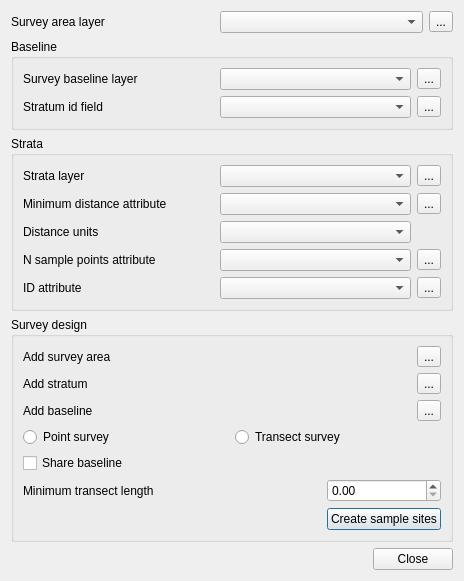
sourcepole/survey_design, file surveyinitdialogbase.ui: the form before one commit.
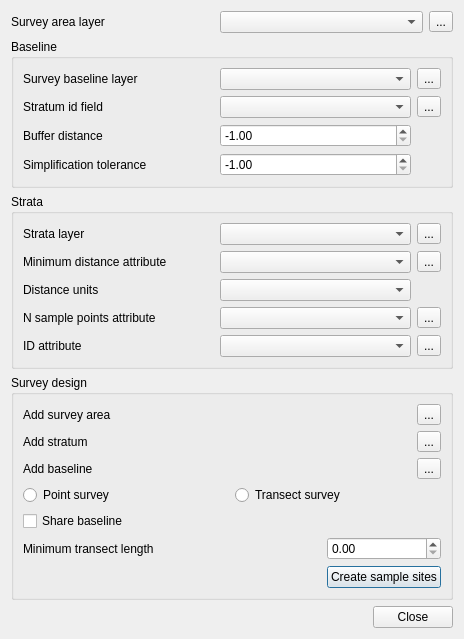
The form after the commit. Icons and pictures are not drawn.

Commit message: Add new baseline buffer parameter and baseline simplification parameter to init dialog

What changed in the file:
```diff
--- a/surveyinitdialogbase.ui
+++ b/surveyinitdialogbase.ui
@@ -48,6 +48,13 @@
       <item row="1" column="1">
        <widget class="QComboBox" name="mStratumIdComboBox"/>
       </item>
+      <item row="0" column="0">
+       <widget class="QLabel" name="mBaselineLayerLabel">
+        <property name="text">
+         <string>Survey baseline layer</string>
+        </property>
+       </widget>
+      </item>
       <item row="0" column="2">
        <widget class="QToolButton" name="mNewBaselineLayerButton">
         <property name="text">
@@ -59,20 +66,40 @@
         </property>
        </widget>
       </item>
-      <item row="1" column="2">
-       <widget class="QToolButton" name="mStratumIdToolButton">
+      <item row="2" column="0">
+       <widget class="QLabel" name="mBaselineBufferDistanceLabel">
         <property name="text">
-         <string>...</string>
-        </property>
-        <property name="icon">
-         <iconset resource="resources.qrc">
-          <normaloff>:/plugins/survey_design/mActionNewAttribute.png</normaloff>:/plugins/survey_design/mActionNewAttribute.png</iconset>
+         <string>Buffer distance</string>
         </property>
        </widget>
       </item>
       <item row="0" column="1">
        <widget class="QComboBox" name="mSurveyBaselineLayerComboBox"/>
       </item>
+      <item row="2" column="1">
+       <widget class="QDoubleSpinBox" name="mBaselineBufferDistanceSpinBox">
+        <property name="minimum">
+         <double>-1.000000000000000</double>
+        </property>
+        <property name="maximum">
+         <double>999999999.000000000000000</double>
+        </property>
+        <property name="value">
+         <double>-1.000000000000000</double>
+        </property>
+       </widget>
+      </item>
+      <item row="1" column="2">
+       <widget class="QToolButton" name="mStratumIdToolButton">
+        <property name="text">
+         <string>...</string>
+        </property>
+        <property name="icon">
+         <iconset resource="resources.qrc">
+          <normaloff>:/plugins/survey_design/mActionNewAttribute.png</normaloff>:/plugins/survey_design/mActionNewAttribute.png</iconset>
+        </property>
+       </widget>
+      </item>
       <item row="1" column="0">
        <widget class="QLabel" name="mStratumIdLabel">
         <property name="text">
@@ -80,120 +107,30 @@
         </property>
        </widget>
       </item>
-      <item row="0" column="0">
-       <widget class="QLabel" name="mBaselineLayerLabel">
-        <property name="text">
-         <string>Survey baseline layer</string>
-        </property>
-       </widget>
-      </item>
-     </layout>
-    </widget>
-   </item>
-   <item row="2" column="0">
-    <widget class="QGroupBox" name="mStrataGroupBox">
-     <property name="title">
-      <string>Strata</string>
-     </property>
-     <layout class="QGridLayout" name="gridLayout">
-      <item row="4" column="1">
-       <widget class="QComboBox" name="mStrataIdAttributeComboBox"/>
-      </item>
-      <item row="4" column="0">
-       <widget class="QLabel" name="mStrataIdAttributeLabel">
-        <property name="text">
-         <string>ID attribute</string>
-        </property>
-       </widget>
-      </item>
-      <item row="3" column="1">
-       <widget class="QComboBox" name="mNSamplePointsComboBox"/>
-      </item>
-      <item row="1" column="0">
-       <widget class="QLabel" name="mMinDistanceLabel">
-        <property name="text">
-         <string>Minimum distance attribute</string>
-        </property>
-       </widget>
-      </item>
-      <item row="0" column="1">
-       <widget class="QComboBox" name="mStrataLayerComboBox"/>
-      </item>
-      <item row="1" column="1">
-       <widget class="QComboBox" name="mMinimumDistanceAttributeComboBox"/>
-      </item>
-      <item row="0" column="2">
-       <widget class="QToolButton" name="mNewStrataLayerButton">
-        <property name="text">
-         <string>...</string>
-        </property>
-        <property name="icon">
-         <iconset resource="resources.qrc">
-          <normaloff>:/plugins/survey_design/mActionNewVectorLayer.png</normaloff>:/plugins/survey_design/mActionNewVectorLayer.png</iconset>
-        </property>
-       </widget>
-      </item>
       <item row="3" column="0">
-       <widget class="QLabel" name="mNSamplePointsAttribute">
+       <widget class="QLabel" name="mBaselineSimplificationToleranceLabel">
         <property name="text">
-         <string>N sample points attribute</string>
+         <string>Simplification tolerance</string>
         </property>
        </widget>
       </item>
-      <item row="0" column="0">
-       <widget class="QLabel" name="mStrataLayerLabel">
-        <property name="text">
-         <string>Strata layer</string>
+      <item row="3" column="1">
+       <widget class="QDoubleSpinBox" name="mBaselineSimplificationToleranceSpinBox">
+        <property name="minimum">
+         <double>-1.000000000000000</double>
         </property>
-       </widget>
-      </item>
-      <item row="1" column="2">
-       <widget class="QToolButton" name="mStrataMinDistToolButton">
-        <property name="text">
-         <string>...</string>
+        <property name="maximum">
+         <double>999999999.000000000000000</double>
         </property>
-        <property name="icon">
-         <iconset resource="resources.qrc">
-          <normaloff>:/plugins/survey_design/mActionNewAttribute.png</normaloff>:/plugins/survey_design/mActionNewAttribute.png</iconset>
-        </property>
-       </widget>
-      </item>
-      <item row="3" column="2">
-       <widget class="QToolButton" name="mStrataNSamplePointsToolButton">
-        <property name="text">
-         <string>...</string>
-        </property>
-        <property name="icon">
-         <iconset resource="resources.qrc">
-          <normaloff>:/plugins/survey_design/mActionNewAttribute.png</normaloff>:/plugins/survey_design/mActionNewAttribute.png</iconset>
-        </property>
-       </widget>
-      </item>
-      <item row="4" column="2">
-       <widget class="QToolButton" name="mStrataIdAttributeToolButton">
-        <property name="text">
-         <string>...</string>
-        </property>
-        <property name="icon">
-         <iconset resource="resources.qrc">
-          <normaloff>:/plugins/survey_design/mActionNewAttribute.png</normaloff>:/plugins/survey_design/mActionNewAttribute.png</iconset>
-        </property>
-       </widget>
-      </item>
-      <item row="2" column="1">
-       <widget class="QComboBox" name="mMinDistanceUnitsComboBox"/>
-      </item>
-      <item row="2" column="0">
-       <widget class="QLabel" name="mMinDistanceUnitsLabel">
-        <property name="text">
-         <string>Distance units</string>
+        <property name="value">
+         <double>-1.000000000000000</double>
         </property>
        </widget>
       </item>
      </layout>
     </widget>
    </item>
-   <item row="3" column="0">
+   <item row="5" column="0">
     <widget class="QGroupBox" name="mSurveyDesignGroupBox">
      <property name="title">
       <string>Survey design</string>
@@ -336,6 +273,109 @@
     </widget>
    </item>
    <item row="4" column="0">
+    <widget class="QGroupBox" name="mStrataGroupBox">
+     <property name="title">
+      <string>Strata</string>
+     </property>
+     <layout class="QGridLayout" name="gridLayout">
+      <item row="4" column="1">
+       <widget class="QComboBox" name="mStrataIdAttributeComboBox"/>
+      </item>
+      <item row="4" column="0">
+       <widget class="QLabel" name="mStrataIdAttributeLabel">
+        <property name="text">
+         <string>ID attribute</string>
+        </property>
+       </widget>
+      </item>
+      <item row="3" column="1">
+       <widget class="QComboBox" name="mNSamplePointsComboBox"/>
+      </item>
+      <item row="1" column="0">
+       <widget class="QLabel" name="mMinDistanceLabel">
+        <property name="text">
+         <string>Minimum distance attribute</string>
+        </property>
+       </widget>
+      </item>
+      <item row="0" column="1">
+       <widget class="QComboBox" name="mStrataLayerComboBox"/>
+      </item>
+      <item row="1" column="1">
+       <widget class="QComboBox" name="mMinimumDistanceAttributeComboBox"/>
+      </item>
+      <item row="0" column="2">
+       <widget class="QToolButton" name="mNewStrataLayerButton">
+        <property name="text">
+         <string>...</string>
+        </property>
+        <property name="icon">
+         <iconset resource="resources.qrc">
+          <normaloff>:/plugins/survey_design/mActionNewVectorLayer.png</normaloff>:/plugins/survey_design/mActionNewVectorLayer.png</iconset>
+        </property>
+       </widget>
+      </item>
+      <item row="3" column="0">
+       <widget class="QLabel" name="mNSamplePointsAttribute">
+        <property name="text">
+         <string>N sample points attribute</string>
+        </property>
+       </widget>
+      </item>
+      <item row="0" column="0">
+       <widget class="QLabel" name="mStrataLayerLabel">
+        <property name="text">
+         <string>Strata layer</string>
+        </property>
+       </widget>
+      </item>
+      <item row="1" column="2">
+       <widget class="QToolButton" name="mStrataMinDistToolButton">
+        <property name="text">
+         <string>...</string>
+        </property>
+        <property name="icon">
+         <iconset resource="resources.qrc">
+          <normaloff>:/plugins/survey_design/mActionNewAttribute.png</normaloff>:/plugins/survey_design/mActionNewAttribute.png</iconset>
+        </property>
+       </widget>
+      </item>
+      <item row="3" column="2">
+       <widget class="QToolButton" name="mStrataNSamplePointsToolButton">
+        <property name="text">
+         <string>...</string>
+        </property>
+        <property name="icon">
+         <iconset resource="resources.qrc">
+          <normaloff>:/plugins/survey_design/mActionNewAttribute.png</normaloff>:/plugins/survey_design/mActionNewAttribute.png</iconset>
+        </property>
+       </widget>
+      </item>
+      <item row="4" column="2">
+       <widget class="QToolButton" name="mStrataIdAttributeToolButton">
+        <property name="text">
+         <string>...</string>
+        </property>
+        <property name="icon">
+         <iconset resource="resources.qrc">
+          <normaloff>:/plugins/survey_design/mActionNewAttribute.png</normaloff>:/plugins/survey_design/mActionNewAttribute.png</iconset>
+        </property>
+       </widget>
+      </item>
+      <item row="2" column="1">
+       <widget class="QComboBox" name="mMinDistanceUnitsComboBox"/>
+      </item>
+      <item row="2" column="0">
+       <widget class="QLabel" name="mMinDistanceUnitsLabel">
+        <property name="text">
+         <string>Distance units</string>
+        </property>
+       </widget>
+      </item>
+     </layout>
+    </widget>
+   </item>
+   <item row="6" column="0">
     <widget class="QDialogButtonBox" name="buttonBox">
      <property name="orientation">
       <enum>Qt::Horizontal</enum>
```
The commit also changes 2 other files.
